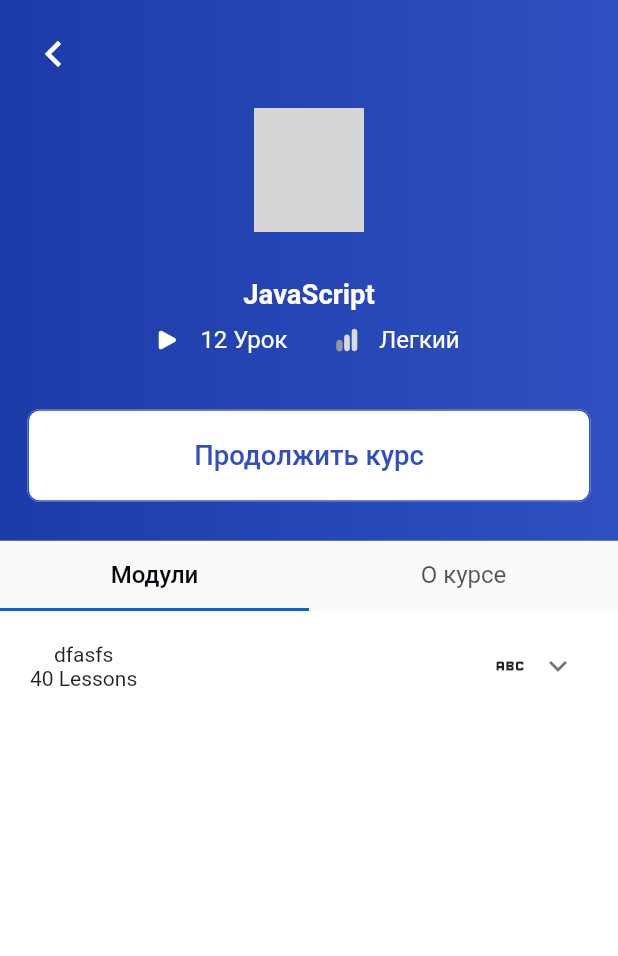
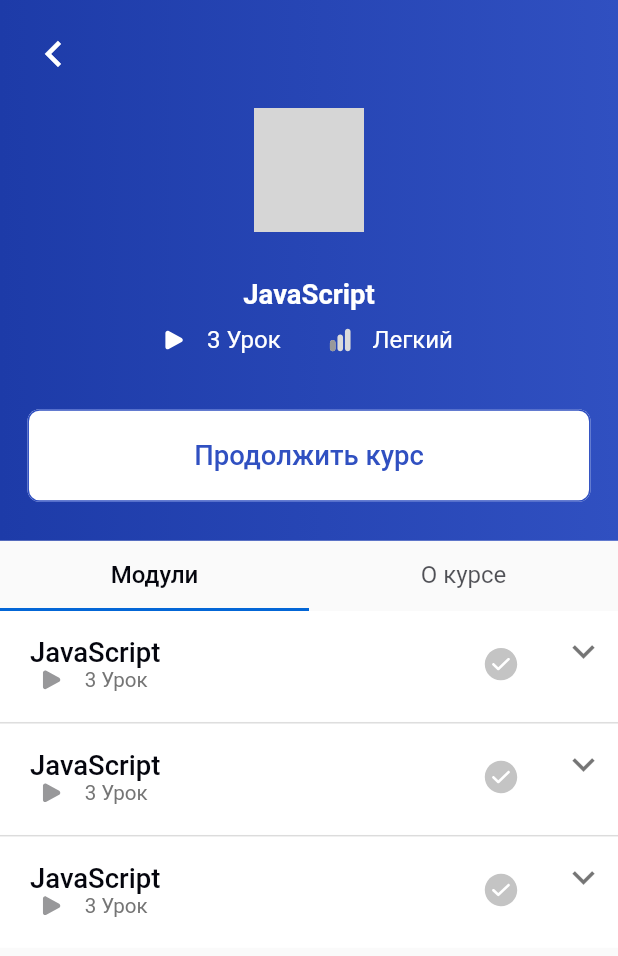
Before and after one commit to kuba-asanov/kodjaz_flutter, a Flutter app: the screen it shows after launch, after a tap on "Выбрать курс", after a tap on "JavaScript", on a phone screen of 412 x 824 dp. Shown: the top 956 px of the screen. Run offline on Flutter 3.47's test engine with Material 2 defaults, Android fonts, the phone set to English and light mode, and no system bars; drawn by our look-alikes of expandable; our stand-ins replace auto_route, easy_localization, flutter_bloc, flutter_screenutil, flutter_svg, freezed_annotation and 3 more; network calls fail; grey boxes are pictures that could not be loaded.

Commit message:
Complate detail page of course (#4)

```diff
--- a/lib/core/common/common_widgets.dart
+++ b/lib/core/common/common_widgets.dart
@@ -5,6 +5,7 @@
 import 'package:flutter/cupertino.dart';
 import 'package:flutter_screenutil/flutter_screenutil.dart';
 import 'package:flutter_svg/svg.dart';
+import 'package:step_progress_indicator/step_progress_indicator.dart';
 
 /* Local dependencies */
 import '../helpers/screen_util.dart';
@@ -15,7 +16,6 @@
 import 'package:kodjaz/core/navigation/auto_route.gr.dart';
 import 'package:kodjaz/core/helpers/colors.dart';
 import 'package:kodjaz/features/models/cours.dart';
-import 'package:step_progress_indicator/step_progress_indicator.dart';
 
 class PrimaryButton extends StatelessWidget {
   final bool loading;
@@ -323,7 +323,7 @@
                     SvgPicture.asset('assets/images/svg/play_icon.svg'),
                     SizedBox(width: 14.w),
                     Text(
-                      '${course.lessonsCount} ${LocaleKeys.lesson.tr()}',
+                      '${course.lessons.length} ${LocaleKeys.lesson.tr()}',
                       style: SanackTextStyle.fS14FW400
                           .copyWith(color: KodJazColors.grey5),
                     ),
@@ -344,66 +344,3 @@
     );
   }
 }
-
-class Accordion extends StatefulWidget {
-  final String? title;
-  final String? content;
-
-  const Accordion({
-    this.title,
-    this.content,
-    Key? key,
-  }) : super(key: key);
-
-  @override
-  _AccordionState createState() => _AccordionState();
-}
-
-class _AccordionState extends State<Accordion> {
-  @override
-  Widget build(BuildContext context) {
-    return Container(
-      padding: const EdgeInsets.only(top: 17.0, left: 20.0, right: 20.0),
-      color: Colors.white,
-      child: ExpandableNotifier(
-        child: ScrollOnExpand(
-          scrollOnExpand: true,
-          scrollOnCollapse: false,
-          child: ExpandablePanel(
-            theme: const ExpandableThemeData(
-              headerAlignment: ExpandablePanelHeaderAlignment.center,
-            ),
-            header: Row(
-              children: [
-                Column(
-                  children: [
-                    Text(
-                      widget.title ?? '',
-                    ),
-                    Text('40 Lessons'),
-                  ],
-                ),
-                Spacer(),
-                Icon(Icons.abc)
-              ],
-            ),
-            expanded: SelectableText(
-              widget.content ?? '',
-            ),
-            builder: (_, collapsed, expanded) {
-              return Padding(
-                padding: const EdgeInsets.only(left: 10, right: 10, bottom: 20),
-                child: Expandable(
-                  collapsed: collapsed,
-                  expanded: expanded,
-                  theme: const ExpandableThemeData(crossFadePoint: 0),
-                ),
-              );
-            },
-            collapsed: Container(),
-          ),
-        ),
-      ),
-    );
-  }
-}
--- a/lib/core/helpers/colors.dart
+++ b/lib/core/helpers/colors.dart
@@ -3,6 +3,7 @@
 
 class KodJazColors {
   static const Color white = Color(0xffFFFFFF);
+  static const Color white2 = Color(0xffF3F3F3);
   static Color shadowColor = const Color(0xff000000).withOpacity(0.08);
   static Color grey1 = const Color(0xffE7E7EC);
   static Color grey3 = const Color(0xffC3C3C3);
--- a/lib/features/app/logic/bloc/home_bloc.dart
+++ b/lib/features/app/logic/bloc/home_bloc.dart
@@ -21,17 +21,45 @@
         const List<Course> myListOfCourse = [
           Course(
               name: 'JavaScript',
+              aboutCourse:
+                  'Инженерлер-программисттер, аналитиктер, маалымат таануучулар жана машина үйрөнүү инженерлери колдонгон дүйнөдөгү эң тез өнүгүп жаткан жана эң популярдуу программалоо тилинин негиздерин үйрөнүңүз.Бул курс программалоонун фундаменталдык негиздерин жана Python программалоо тилин үйрөнүү үчүн эң жакшы. Курсту аяктаган соң, Python тилинде программалоону өздөштүрүп, өз долбоорлоруңузду курганга даяр болуп калсыз.Инженерлер-программисттер, аналитиктер, маалымат таануучулар жана машина үйрөнүү инженерлери колдонгон дүйнөдөгү эң тез өнүгүп жаткан жана эң популярдуу программалоо тилинин негиздерин үйрөнүңүз.Бул курс программалоонун фундаменталдык негиздерин жана Python программалоо тилин үйрөнүү үчүн эң жакшы. Курсту аяктаган соң, Python тилинде программалоону өздөштүрүп, өз долбоорлоруңузду курганга даяр болуп калсыз.',
               iconUrl:
                   'https://encrypted-tbn0.gstatic.com/images?q=tbn:ANd9GcSCebckBUnQ-QHmJFYejy_HkzrBo4_s6vPX-w&usqp=CAU',
               level: 1,
-              lessonsCount: 12,
+              lessons: [
+                Lessons(
+                  name: 'Lessons 1',
+                  status: LessonsStatus.done,
+                ),
+                Lessons(
+                  name: 'Lessons 2',
+                  status: LessonsStatus.inProgres,
+                ),
+                Lessons(
+                  name: 'Lessons 3',
+                  status: LessonsStatus.didntStart,
+                ),
+              ],
               progress: 24),
           Course(
               name: 'JavaScript',
               iconUrl:
                   'https://encrypted-tbn0.gstatic.com/images?q=tbn:ANd9GcSCebckBUnQ-QHmJFYejy_HkzrBo4_s6vPX-w&usqp=CAU',
               level: 2,
-              lessonsCount: 12,
+              lessons: [
+                Lessons(
+                  name: 'Lessons 1',
+                  status: LessonsStatus.done,
+                ),
+                Lessons(
+                  name: 'Lessons 2',
+                  status: LessonsStatus.inProgres,
+                ),
+                Lessons(
+                  name: 'Lessons 3',
+                  status: LessonsStatus.didntStart,
+                ),
+              ],
               progress: 56),
         ];
 
@@ -41,35 +69,83 @@
             iconUrl:
                 'https://encrypted-tbn0.gstatic.com/images?q=tbn:ANd9GcSCebckBUnQ-QHmJFYejy_HkzrBo4_s6vPX-w&usqp=CAU',
             level: 3,
-            lessonsCount: 40,
+            lessons: [
+              Lessons(
+                name: 'Lessons 1',
+                status: LessonsStatus.done,
+              ),
+              Lessons(
+                name: 'Lessons 2',
+                status: LessonsStatus.inProgres,
+              ),
+              Lessons(
+                name: 'Lessons 3',
+                status: LessonsStatus.didntStart,
+              ),
+            ],
           ),
           Course(
             name: 'Java',
             iconUrl:
                 'https://encrypted-tbn0.gstatic.com/images?q=tbn:ANd9GcSCebckBUnQ-QHmJFYejy_HkzrBo4_s6vPX-w&usqp=CAU',
             level: 1,
-            lessonsCount: 34,
+            lessons: [
+              Lessons(
+                name: 'Lessons 1',
+                status: LessonsStatus.done,
+              ),
+              Lessons(
+                name: 'Lessons 2',
+                status: LessonsStatus.inProgres,
+              ),
+              Lessons(
+                name: 'Lessons 3',
+                status: LessonsStatus.didntStart,
+              ),
+            ],
           ),
           Course(
             name: 'JavaScript',
             iconUrl:
                 'https://encrypted-tbn0.gstatic.com/images?q=tbn:ANd9GcSCebckBUnQ-QHmJFYejy_HkzrBo4_s6vPX-w&usqp=CAU',
             level: 2,
-            lessonsCount: 12,
+            lessons: [
+              Lessons(
+                name: 'Lessons 1',
+                status: LessonsStatus.done,
+              ),
+              Lessons(
+                name: 'Lessons 2',
+                status: LessonsStatus.inProgres,
+              ),
+            ],
           ),
           Course(
             name: 'JavaScript',
             iconUrl:
                 'https://encrypted-tbn0.gstatic.com/images?q=tbn:ANd9GcSCebckBUnQ-QHmJFYejy_HkzrBo4_s6vPX-w&usqp=CAU',
             level: 1,
-            lessonsCount: 12,
+            lessons: [
+              Lessons(
+                name: 'Lessons 1',
+                status: LessonsStatus.done,
+              ),
+              Lessons(
+                name: 'Lessons 2',
+                status: LessonsStatus.inProgres,
+              ),
+              Lessons(
+                name: 'Lessons 3',
+                status: LessonsStatus.didntStart,
+              ),
+            ],
           ),
           Course(
             name: 'JavaScript',
             iconUrl:
                 'https://encrypted-tbn0.gstatic.com/images?q=tbn:ANd9GcSCebckBUnQ-QHmJFYejy_HkzrBo4_s6vPX-w&usqp=CAU',
             level: 2,
-            lessonsCount: 12,
+            lessons: [],
           ),
         ];
 
--- a/lib/features/courses/presentation/course_detail_page.dart
+++ b/lib/features/courses/presentation/course_detail_page.dart
@@ -10,6 +10,7 @@
 import 'package:kodjaz/core/helpers/screen_util.dart';
 import 'package:kodjaz/core/helpers/text_styles.dart';
 import 'package:kodjaz/core/init/lang/locale_keys.g.dart';
+import 'package:kodjaz/features/courses/presentation/widgets/modul_widget.dart';
 import 'package:kodjaz/features/models/cours.dart';
 
 class CourseDetailPage extends StatefulWidget {
@@ -96,11 +97,14 @@
                 physics: const NeverScrollableScrollPhysics(),
                 controller: _tabController,
                 children: [
-                  Accordion(
-                    title: 'dfasfs',
-                    content: 'fdsafds',
+                  ModulWidget(course: widget.course),
+                  Padding(
+                    padding: EdgeInsets.all(12.r),
+                    child: Text(
+                      widget.course.aboutCourse,
+                      style: SanackTextStyle.fS16FW400,
+                    ),
                   ),
-                  Text('data2'),
                 ],
               ),
             ),
@@ -173,7 +177,7 @@
               ),
               SizedBox(width: 14.w),
               Text(
-                '${course.lessonsCount} ${LocaleKeys.lesson.tr()}',
+                '${course.lessons.length} ${LocaleKeys.lesson.tr()}',
                 style: SanackTextStyle.fS14FW400
                     .copyWith(color: KodJazColors.white),
               ),
--- /dev/null
+++ b/lib/features/courses/presentation/widgets/modul_item_widget.dart
@@ -0,0 +1,164 @@
+/* External dependencies */
+import 'package:easy_localization/easy_localization.dart';
+import 'package:expandable/expandable.dart';
+import 'package:flutter/material.dart';
+import 'package:flutter_screenutil/flutter_screenutil.dart';
+import 'package:flutter_svg/svg.dart';
+
+/* Local dependencies */
+import 'package:kodjaz/core/helpers/colors.dart';
+import 'package:kodjaz/core/helpers/text_styles.dart';
+import 'package:kodjaz/core/init/lang/locale_keys.g.dart';
+import 'package:kodjaz/features/models/cours.dart';
+
+class ModuleAccordionWidget extends StatefulWidget {
+  final String title;
+  final LessonsStatus status;
+  final List<Lessons> lessons;
+
+  const ModuleAccordionWidget({
+    required this.title,
+    required this.lessons,
+    required this.status,
+    Key? key,
+  }) : super(key: key);
+
+  @override
+  _ModuleAccordionStateWidget createState() => _ModuleAccordionStateWidget();
+}
+
+class _ModuleAccordionStateWidget extends State<ModuleAccordionWidget> {
+  final ExpandableController _controller = ExpandableController();
+  @override
+  Widget build(BuildContext context) {
+    late final String statusImagePath;
+    switch (widget.status) {
+      case LessonsStatus.done:
+        statusImagePath = 'done.svg';
+        break;
+      case LessonsStatus.inProgres:
+        statusImagePath = 'in_progres.svg';
+        break;
+      case LessonsStatus.didntStart:
+        statusImagePath = 'didnt_start.svg';
+        break;
+    }
+    return Container(
+      color: Colors.white,
+      child: ExpandableNotifier(
+        controller: _controller,
+        child: ScrollOnExpand(
+          scrollOnExpand: true,
+          scrollOnCollapse: false,
+          child: ExpandablePanel(
+            theme: const ExpandableThemeData(
+              headerAlignment: ExpandablePanelHeaderAlignment.center,
+              iconSize: 30,
+            ),
+            header: Column(
+              children: [
+                Padding(
+                  padding:
+                      const EdgeInsets.only(top: 17.0, left: 20.0, right: 20.0),
+                  child: Row(
+                    children: [
+                      Column(
+                        children: [
+                          Text(
+                            widget.title,
+                            style: SanackTextStyle.fS16FW500
+                                .copyWith(color: KodJazColors.black),
+                          ),
+                          Row(
+                            children: [
+                              SvgPicture.asset(
+                                  'assets/images/svg/play_icon.svg'),
+                              SizedBox(width: 14.w),
+                              Text(
+                                '${widget.lessons.length} ${LocaleKeys.lesson.tr()}',
+                                style: SanackTextStyle.fS12FW400
+                                    .copyWith(color: KodJazColors.grey5),
+                              ),
+                            ],
+                          )
+                        ],
+                      ),
+                      const Spacer(),
+                      SvgPicture.asset('assets/images/svg/$statusImagePath'),
+                    ],
+                  ),
+                ),
+              ],
+            ),
+            expanded: Column(
+              children: [
+                SizedBox(height: 12.h),
+                Divider(
+                  thickness: 1,
+                  height: 1.h,
+                ),
+                SizedBox(height: 12.h),
+                ListView.separated(
+                    separatorBuilder: (context, index) =>
+                        SizedBox(height: 16.h),
+                    shrinkWrap: true,
+                    itemCount: widget.lessons.length,
+                    itemBuilder: (context, index) {
+                      late final String statusImagePath;
+                      switch (widget.lessons[index].status) {
+                        case LessonsStatus.done:
+                          statusImagePath = 'done.svg';
+                          break;
+                        case LessonsStatus.inProgres:
+                          statusImagePath = 'in_progres.svg';
+                          break;
+                        case LessonsStatus.didntStart:
+                          statusImagePath = 'didnt_start.svg';
+                          break;
+                      }
+                      return InkWell(
+                        onTap: () {},
+                        child: Container(
+                          height: 40.h,
+                          decoration: BoxDecoration(
+                            borderRadius: BorderRadius.circular(8.r),
+                            color: KodJazColors.white2,
+                          ),
+                          child: Padding(
+                            padding: EdgeInsets.symmetric(horizontal: 12.w),
+                            child: Row(
+                              children: [
+                                Text(
+                                  widget.lessons[index].name,
+                                  style: SanackTextStyle.fS16FW400,
+                                  overflow: TextOverflow.ellipsis,
+                                  maxLines: 1,
+                                ),
+                                Spacer(),
+                                SvgPicture.asset(
+                                    'assets/images/svg/$statusImagePath'),
+                              ],
+                            ),
+                          ),
+                        ),
+                      );
+                    }),
+              ],
+            ),
+            builder: (_, collapsed, expanded) {
+              return Padding(
+                padding: const EdgeInsets.only(left: 10, right: 10, bottom: 20),
+                child: Expandable(
+                  collapsed: collapsed,
+                  expanded: expanded,
+                  theme: const ExpandableThemeData(crossFadePoint: 0),
+                ),
+              );
+            },
+            collapsed: const SizedBox(),
+          ),
+        ),
+      ),
+    );
+  }
+}
--- a/lib/features/courses/presentation/widgets/modul_widget.dart
+++ b/lib/features/courses/presentation/widgets/modul_widget.dart
@@ -0,0 +1,35 @@
+/* External dependencies */
+import 'package:flutter/material.dart';
+import 'package:flutter_screenutil/flutter_screenutil.dart';
+
+/* Local dependencies */
+import 'package:kodjaz/features/courses/presentation/widgets/modul_item_widget.dart';
+import 'package:kodjaz/features/models/cours.dart';
+
+class ModulWidget extends StatelessWidget {
+  final Course course;
+
+  const ModulWidget({
+    required this.course,
+    Key? key,
+  }) : super(key: key);
+
+  @override
+  Widget build(BuildContext context) {
+    return ListView.separated(
+      separatorBuilder: (context, index) => Divider(
+        thickness: 1,
+        height: 1.h,
+      ),
+      shrinkWrap: true,
+      itemCount: 3,
+      itemBuilder: (context, index) {
+        return ModuleAccordionWidget(
+          title: course.name,
+          status: course.status,
+          lessons: course.lessons,
+        );
+      },
+    );
+  }
+}
--- a/lib/features/models/cours.dart
+++ b/lib/features/models/cours.dart
@@ -10,10 +10,26 @@
     @Default('') String id,
     @Default('') String name,
     @Default('') String iconUrl,
-    @Default(0) int lessonsCount,
+    @Default('') String aboutCourse,
+    @Default([]) List<Lessons> lessons,
+    @Default(LessonsStatus.didntStart) LessonsStatus status,
     @Default(0) int level,
     @Default(0) int progress,
   }) = _Course;
 
   factory Course.fromJson(Map<String, Object?> json) => _$CourseFromJson(json);
 }
+
+@freezed
+class Lessons with _$Lessons {
+  const factory Lessons({
+    @Default('') String id,
+    @Default('') String name,
+    @Default(LessonsStatus.didntStart) LessonsStatus status,
+  }) = _Lessons;
+
+  factory Lessons.fromJson(Map<String, Object?> json) =>
+      _$LessonsFromJson(json);
+}
+
+enum LessonsStatus { done, inProgres, didntStart }
```
Also changed, not shown: assets/images/svg/didnt_start.svg (added), assets/images/svg/done.svg (added), assets/images/svg/in_progres.svg (added), lib/features/models/cours.freezed.dart, lib/features/models/cours.g.dart.
